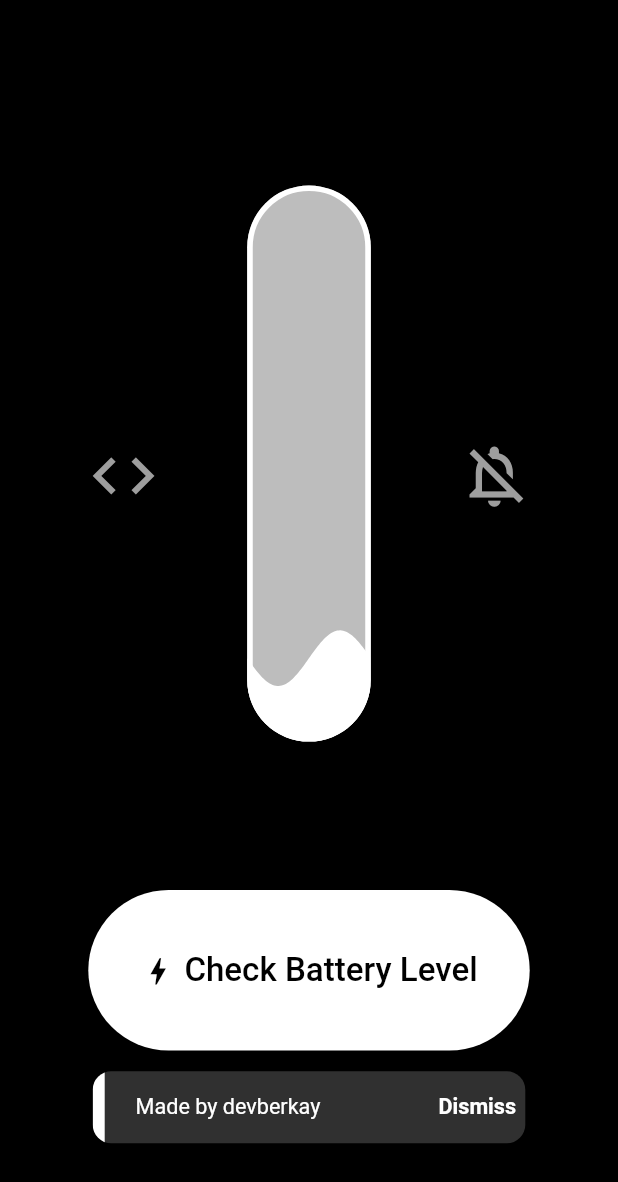
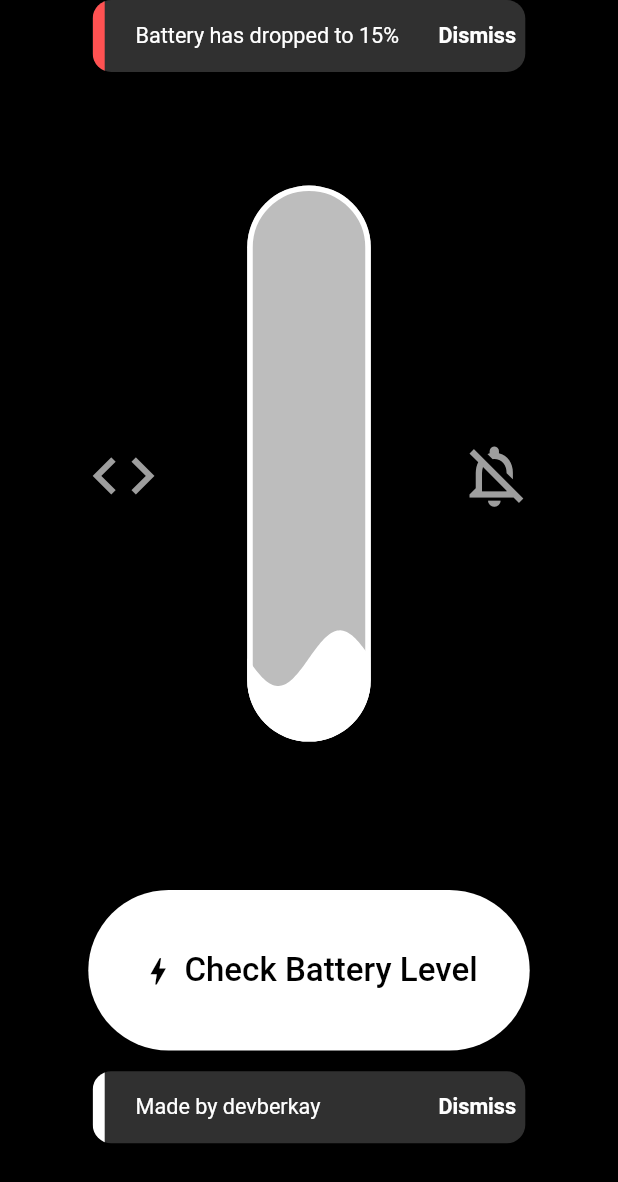
Before and after one commit to devberkay/battery_status, a Flutter app: the screen it shows after launch, after a tap on the "code" icon, on a phone screen of 412 x 824 dp. Shown: the top 1182 px of the screen. Run offline on Flutter 3.47's test engine with Material 2 defaults, Android fonts, the phone set to English and light mode, and no system bars; drawn by our look-alikes of another_flushbar, liquid_progress_indicator, loader_overlay; our stand-ins replace flutter_hooks, flutter_spinkit, freezed_annotation, go_router, hooks_riverpod.

Commit message:
Mar 4, 2023, 5:44 PM

```diff
--- a/lib/view/shared/flushbar_util.dart
+++ b/lib/view/shared/flushbar_util.dart
@@ -7,10 +7,12 @@ class FlashbarUtil {
       {required BuildContext context,
       required String msg,
       required String actionMsg,
-      Color? leftBarIndicatorColor}) {
+      Color? leftBarIndicatorColor,
+      FlushbarPosition? flushbarPosition}) {
     final usableHeight = MediaQuery.of(context).size.height;
     final usableWidth = MediaQuery.of(context).size.width;
     Flushbar(
+      flushbarPosition: flushbarPosition ?? FlushbarPosition.BOTTOM,
       leftBarIndicatorColor: leftBarIndicatorColor,
       duration: const Duration(milliseconds: 3000),
       message: msg,
--- a/lib/view/shared_scaffold.dart
+++ b/lib/view/shared_scaffold.dart
@@ -1,6 +1,8 @@
 import 'package:BatteryStatus/model/data/monitoring_state.dart';
+import 'package:BatteryStatus/model/provider/monitoring/battery_notifier.dart';
 import 'package:BatteryStatus/model/provider/monitoring/monitoring_notifier.dart';
 import 'package:BatteryStatus/view/shared/flushbar_util.dart';
+import 'package:another_flushbar/flushbar.dart';
 import 'package:flutter/material.dart';
 import 'package:go_router/go_router.dart';
 import 'package:hooks_riverpod/hooks_riverpod.dart';
@@ -21,24 +23,31 @@ class _SharedScaffoldState extends ConsumerState<SharedScaffold> {
     ref.listen<MonitoringState>(monitoringStateProvider, (previous, next) {
       if (next != previous) {
         next.when(monitoring: (msg) {
-
           FlashbarUtil.showUtilFlashbar(
               context: context,
               msg: next.msg!,
               leftBarIndicatorColor: Colors.lightGreenAccent,
               actionMsg: "Dismiss");
-
         }, idle: (msg) {
-
           FlashbarUtil.showUtilFlashbar(
               context: context,
               leftBarIndicatorColor: Colors.redAccent,
               msg: next.msg!,
               actionMsg: "Dismiss");
-
-
         });
       }
+    });
+    ref.listen(batteryNotifierProvider, (previous, next) {
+      next.whenData((value) {
+        if (value!=null && value < 20) {
+          FlashbarUtil.showUtilFlashbar(
+              context: context,
+              flushbarPosition: FlushbarPosition.TOP,
+              msg: "Battery has dropped to $value%",
+              leftBarIndicatorColor: Colors.redAccent,
+              actionMsg: "Dismiss");
+        }
+      });
     });
     return SafeArea(
       child: ScrollConfiguration(
```
Lines whose indentation alone changed are shown as unchanged.
